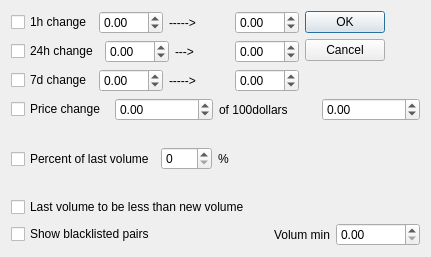
First picture: the form in coinfilterdialog.ui, repository QTinman/CoinBrowser, before the edit.
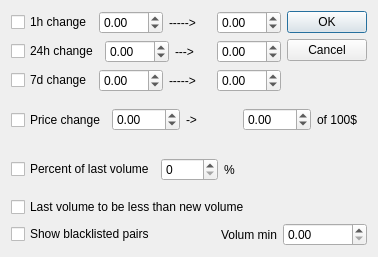
Second picture: the form after the edit. Icons and pictures are not drawn.

```diff
--- a/coinfilterdialog.ui
+++ b/coinfilterdialog.ui
@@ -6,7 +6,7 @@
    <rect>
     <x>0</x>
     <y>0</y>
-    <width>431</width>
+    <width>378</width>
     <height>257</height>
    </rect>
   </property>
@@ -18,7 +18,7 @@
     <normaloff>:/new/icon/c_black.png</normaloff>:/new/icon/c_black.png</iconset>
   </property>
   <layout class="QGridLayout" name="gridLayout">
-   <item row="0" column="0" colspan="3">
+   <item row="0" column="0">
     <layout class="QHBoxLayout" name="horizontalLayout_4">
      <item>
       <widget class="QCheckBox" name="change_1h">
@@ -56,7 +56,7 @@
      </item>
     </layout>
    </item>
-   <item row="0" column="3" rowspan="2" colspan="2">
+   <item row="0" column="1" rowspan="2">
     <widget class="QDialogButtonBox" name="buttonBox">
      <property name="orientation">
       <enum>Qt::Vertical</enum>
@@ -66,7 +66,7 @@
      </property>
     </widget>
    </item>
-   <item row="1" column="0" colspan="3">
+   <item row="1" column="0">
     <layout class="QHBoxLayout" name="horizontalLayout_3">
      <item>
       <widget class="QCheckBox" name="change_24h">
@@ -104,7 +104,7 @@
      </item>
     </layout>
    </item>
-   <item row="2" column="0" colspan="3">
+   <item row="2" column="0">
     <layout class="QHBoxLayout" name="horizontalLayout_2">
      <item>
       <widget class="QCheckBox" name="change_7d">
@@ -145,7 +145,7 @@
      </item>
     </layout>
    </item>
-   <item row="3" column="0" colspan="5">
+   <item row="3" column="0" colspan="2">
     <layout class="QHBoxLayout" name="horizontalLayout_5">
      <item>
       <widget class="QCheckBox" name="pricechange">
@@ -165,9 +165,9 @@
       </widget>
      </item>
      <item>
-      <widget class="QLabel" name="label_5">
+      <widget class="QLabel" name="label_7">
        <property name="text">
-        <string>of 100dollars</string>
+        <string>-&gt;</string>
        </property>
       </widget>
      </item>
@@ -181,9 +181,16 @@
        </property>
       </widget>
      </item>
+     <item>
+      <widget class="QLabel" name="label_5">
+       <property name="text">
+        <string>of 100$</string>
+       </property>
+      </widget>
+     </item>
     </layout>
    </item>
-   <item row="4" column="0" colspan="2">
+   <item row="4" column="0">
     <layout class="QHBoxLayout" name="horizontalLayout">
      <item>
       <widget class="QCheckBox" name="use_last_volume">
@@ -208,21 +215,23 @@
      </item>
     </layout>
    </item>
-   <item row="5" column="0" colspan="3">
+   <item row="5" column="0">
     <widget class="QCheckBox" name="volume_greater">
      <property name="text">
       <string>Last volume to be less than new volume</string>
      </property>
     </widget>
    </item>
-   <item row="6" column="0">
+   <item row="6" column="0" colspan="2">
+    <layout class="QHBoxLayout" name="horizontalLayout_6">
+     <item>
     <widget class="QCheckBox" name="show_only_blacklisted">
      <property name="text">
       <string>Show blacklisted pairs</string>
      </property>
     </widget>
    </item>
-   <item row="6" column="1">
+     <item>
     <spacer name="horizontalSpacer">
      <property name="orientation">
       <enum>Qt::Horizontal</enum>
@@ -235,19 +244,21 @@
      </property>
     </spacer>
    </item>
-   <item row="6" column="2" colspan="2">
+     <item>
     <widget class="QLabel" name="label_6">
      <property name="text">
       <string>Volum min</string>
      </property>
     </widget>
    </item>
-   <item row="6" column="4">
+     <item>
     <widget class="QDoubleSpinBox" name="volum_min">
      <property name="maximum">
       <double>1000000000.000000000000000</double>
      </property>
     </widget>
+     </item>
+    </layout>
    </item>
   </layout>
  </widget>
```
Lines whose indentation alone changed are shown as unchanged.
